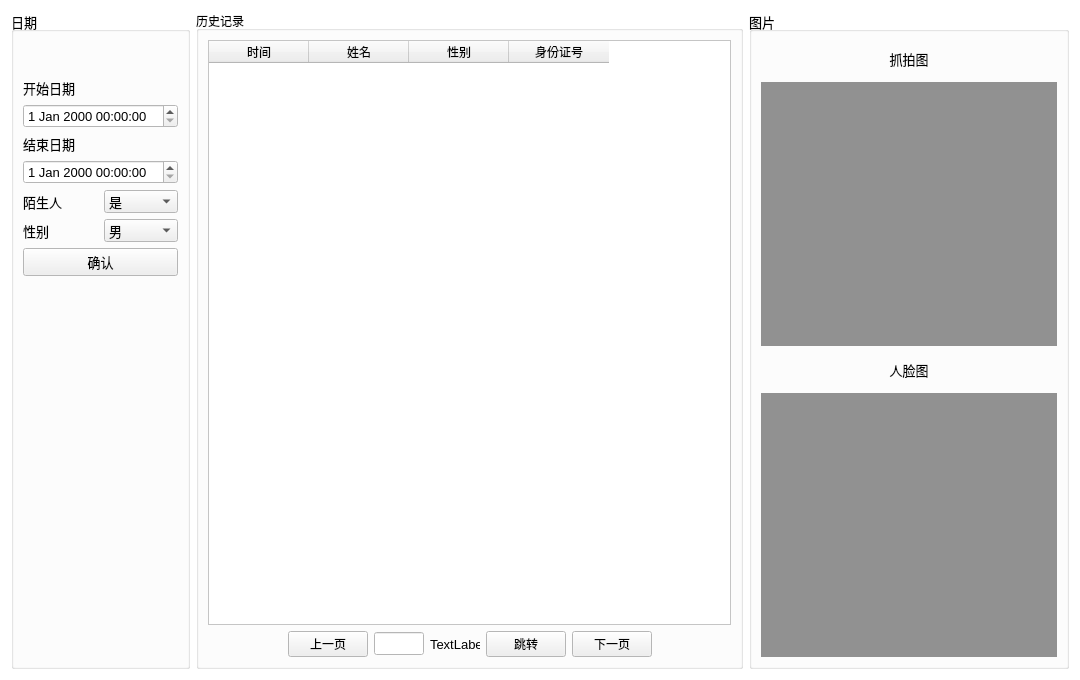
Before: the Qt Designer form historyview.ui in NevilleNoah/HikvisionCamera2, drawn with Qt 5.
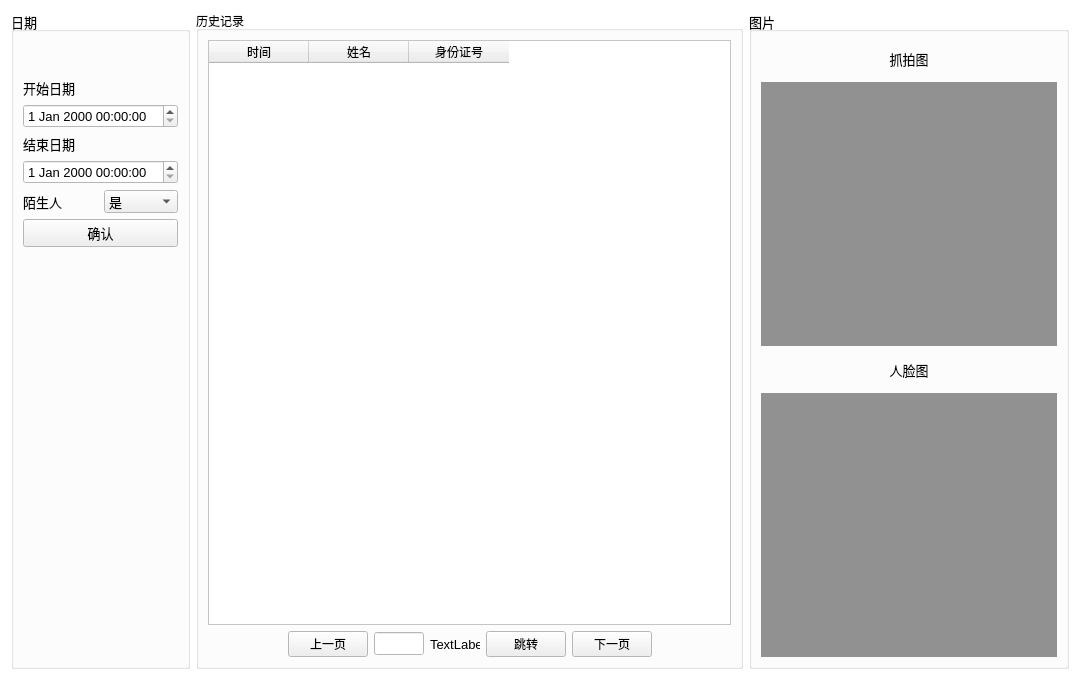
After: the same form once the commit is applied.

Diff of the .ui file:
```diff
--- a/historyview.ui
+++ b/historyview.ui
@@ -178,19 +178,6 @@
               </property>
              </widget>
             </item>
-            <item>
-             <widget class="QLabel" name="label_3">
-              <property name="font">
-               <font>
-                <family>Microsoft YaHei UI</family>
-                <pointsize>10</pointsize>
-               </font>
-              </property>
-              <property name="text">
-               <string>性别</string>
-              </property>
-             </widget>
-            </item>
            </layout>
           </item>
           <item>
@@ -220,31 +207,6 @@
               </item>
              </widget>
             </item>
-            <item>
-             <widget class="QComboBox" name="cmbSex">
-              <property name="font">
-               <font>
-                <family>Microsoft YaHei UI</family>
-                <pointsize>10</pointsize>
-               </font>
-              </property>
-              <item>
-               <property name="text">
-                <string>男</string>
-               </property>
-              </item>
-              <item>
-               <property name="text">
-                <string>女</string>
-               </property>
-              </item>
-              <item>
-               <property name="text">
-                <string>不限</string>
-               </property>
-              </item>
-             </widget>
-            </item>
            </layout>
           </item>
          </layout>
@@ -344,11 +306,6 @@
           <string>姓名</string>
          </property>
         </column>
-        <column>
-         <property name="text">
-          <string>性别</string>
-         </property>
-        </column>
         <column>
          <property name="text">
           <string>身份证号</string>
```
